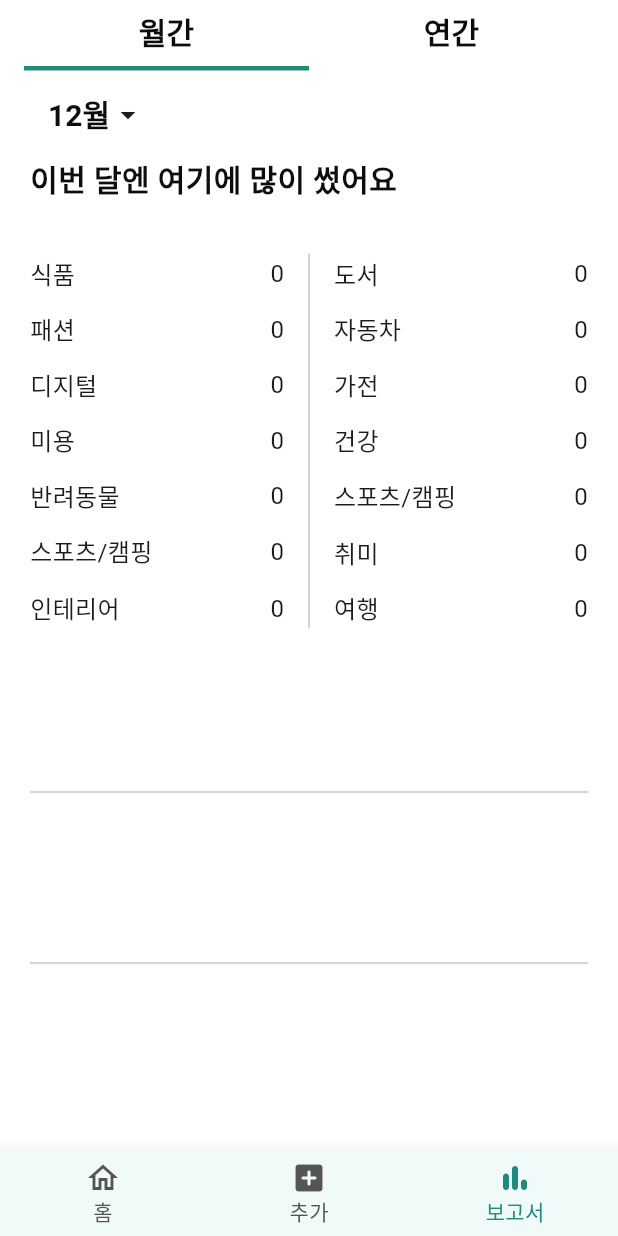
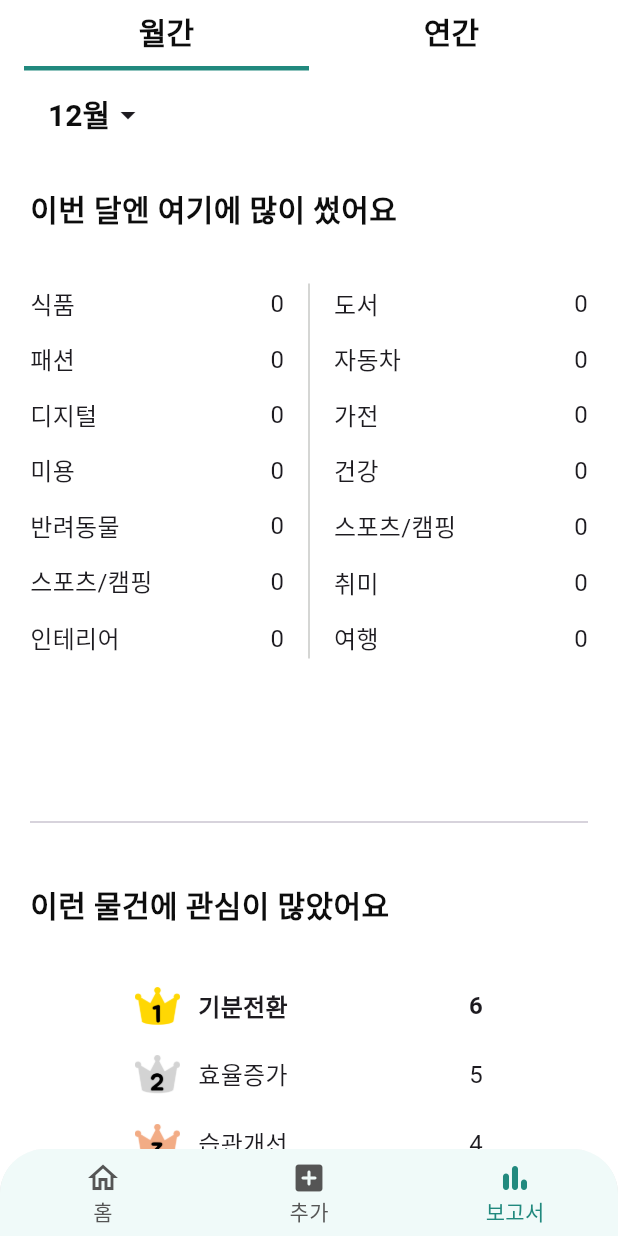
Before and after one commit to lxxyeon/SobieNote_Android, a Flutter app: the screen it shows after launch, item 3 of the bottom bar chosen, on a phone screen of 412 x 824 dp. Run offline on Flutter 3.47's test engine with Material 3 defaults, Android fonts, the phone set to English and light mode, and no system bars; our stand-ins replace device_info_plus, image_cropper, image_picker, permission_handler; Roboto replaces fonts that are missing (KimjungchulMyungjo).

Commit message:
[ADD] 보고서에 랭킹과 게이지 차트 추가

```diff
--- a/sobienote_flutter/lib/common/const/colors.dart
+++ b/sobienote_flutter/lib/common/const/colors.dart
@@ -10,6 +10,11 @@ const DARK_TEAL = Color(0xFF21897e);
 const FONT_GRAY = Color(0xFF575757);
 const DARK_GRAY = Color(0xFF555555);
 const LIGHT_GRAY = Color(0xFFAAAAAA);
+
+//gauge color
+const PINK = Color(0xFFF7CFD8);
+const DARK_PINK = Color(0xFFF05A7E);
+
 //gray scale
 const GRAY_09 = Color(0xFFFCFDFC);
 const GRAY_08 = Color(0xFFF2F3F2);
--- /dev/null
+++ b/sobienote_flutter/lib/component/report/report_rank.dart
@@ -0,0 +1,106 @@
+import 'package:flutter/material.dart';
+import 'package:sobienote_flutter/common/const/colors.dart';
+
+import '../../common/const/text_style.dart';
+
+class ReportRank extends StatelessWidget {
+  const ReportRank({super.key});
+
+  @override
+  Widget build(BuildContext context) {
+    return Column(
+      children: [
+        Align(
+          alignment: Alignment.centerLeft,
+          child: Text('이런 물건에 관심이 많았어요', style: kTitleTextStyle),
+        ),
+        const SizedBox(height: 30),
+        renderRank(),
+      ],
+    );
+  }
+
+  Widget renderRank() {
+    final List<Map<String, dynamic>> data = [
+      {
+        'rank': 1,
+        'label': '기분전환',
+        'count': 6,
+        'asset': 'assets/images/rank1.png',
+      },
+      {
+        'rank': 2,
+        'label': '효율증가',
+        'count': 5,
+        'asset': 'assets/images/rank2.png',
+      },
+      {
+        'rank': 3,
+        'label': '습관개선',
+        'count': 4,
+        'asset': 'assets/images/rank3.png',
+      },
+      {'rank': 4, 'label': '취향디깅', 'count': 3},
+      {'rank': 5, 'label': '자기계발', 'count': 2},
+    ];
+
+    return Column(
+      children:
+          data.map((item) {
+            final bool isIcon = item.containsKey('asset');
+            return Padding(
+              padding: const EdgeInsets.symmetric(horizontal: 70, vertical: 10),
+              child: Row(
+                children: [
+                  isIcon
+                      ? Image.asset(item['asset'], width: 30)
+                      : Padding(
+                        padding: const EdgeInsets.symmetric(horizontal: 3),
+                        child: ClipRRect(
+                          borderRadius: BorderRadius.circular(5),
+                          child: Container(
+                            width: 25,
+                            height: 25,
+                            color: DARK_TEAL,
+                            child: Center(
+                              child: Text(
+                                '${item['rank']}',
+                                style: const TextStyle(
+                                  color: Colors.white,
+                                  fontWeight: FontWeight.bold,
+                                ),
+                              ),
+                            ),
+                          ),
+                        ),
+                      ),
+                  const SizedBox(width: 12),
+                  Expanded(
+                    child: Text(
+                      item['label'],
+                      style: TextStyle(
+                        fontWeight:
+                            item['rank'] == 1
+                                ? FontWeight.bold
+                                : FontWeight.normal,
+                        fontSize: 16,
+                      ),
+                    ),
+                  ),
+                  Text(
+                    '${item['count']}',
+                    style: TextStyle(
+                      fontWeight:
+                          item['rank'] == 1
+                              ? FontWeight.bold
+                              : FontWeight.normal,
+                      fontSize: 16,
+                    ),
+                  ),
+                ],
+              ),
+            );
+          }).toList(),
+    );
+  }
+}
--- a/sobienote_flutter/lib/view/report_screen.dart
+++ b/sobienote_flutter/lib/view/report_screen.dart
@@ -2,6 +2,8 @@ import 'package:flutter/material.dart';
 import 'package:sobienote_flutter/common/const/colors.dart';
 import 'package:sobienote_flutter/common/const/text_style.dart';
 import 'package:sobienote_flutter/component/report/report_category.dart';
+import 'package:sobienote_flutter/component/report/report_gauge.dart';
+import 'package:sobienote_flutter/component/report/report_rank.dart';
 
 import '../component/top_sheet_selector.dart';
 
@@ -84,11 +86,16 @@ class _ReportScreenState extends State<ReportScreen>
         padding: const EdgeInsets.symmetric(horizontal: 20.0),
         child: Column(
           children: [
+            const SizedBox(height: 20),
             ReportCategory(),
             const SizedBox(height: 66),
             const Divider(),
             const SizedBox(height: 32),
-
+            ReportRank(),
+            const SizedBox(height: 66),
+            const Divider(),
+            const SizedBox(height: 32),
+            ReportGauge(percentage: 0.8),
             const SizedBox(height: 66),
             const Divider(),
             const SizedBox(height: 32),
--- a/sobienote_flutter/lib/view/root_tab.dart
+++ b/sobienote_flutter/lib/view/root_tab.dart
@@ -40,8 +40,13 @@ class _RootTabState extends State<RootTab> with TickerProviderStateMixin {
   Widget build(BuildContext context) {
     return DefaultLayout(
       backgroundColor: controller.index == 1 ? LIGHT_TEAL : Colors.white,
-      bottomNavigationBar: BottomNavigationBar(
-        backgroundColor: controller.index == 1 ? Colors.white:  TAB_BG_COLOR,
+      bottomNavigationBar: ClipRRect(
+        borderRadius: BorderRadius.only(
+          topLeft: Radius.circular(30),
+          topRight: Radius.circular(30),
+        ),
+        child: BottomNavigationBar(
+          backgroundColor: controller.index == 1 ? Colors.white : TAB_BG_COLOR,
           selectedFontSize: 14,
           unselectedFontSize: 14,
           unselectedItemColor: DARK_GRAY,
@@ -54,7 +59,10 @@ class _RootTabState extends State<RootTab> with TickerProviderStateMixin {
           },
           currentIndex: index,
           items: [
-          BottomNavigationBarItem(icon: Icon(Icons.home_outlined), label: '홈'),
+            BottomNavigationBarItem(
+              icon: Icon(Icons.home_outlined),
+              label: '홈',
+            ),
             BottomNavigationBarItem(
               icon: Icon(Icons.add_box_rounded),
               label: '추가',
@@ -65,6 +73,7 @@ class _RootTabState extends State<RootTab> with TickerProviderStateMixin {
             ),
           ],
         ),
+      ),
       child: TabBarView(
         physics: NeverScrollableScrollPhysics(),
         controller: controller,
```
Also changed, not shown: sobienote_flutter/lib/component/report/report_gauge.dart (added, +71 -0 lines). Lines whose indentation alone changed are shown as unchanged.
